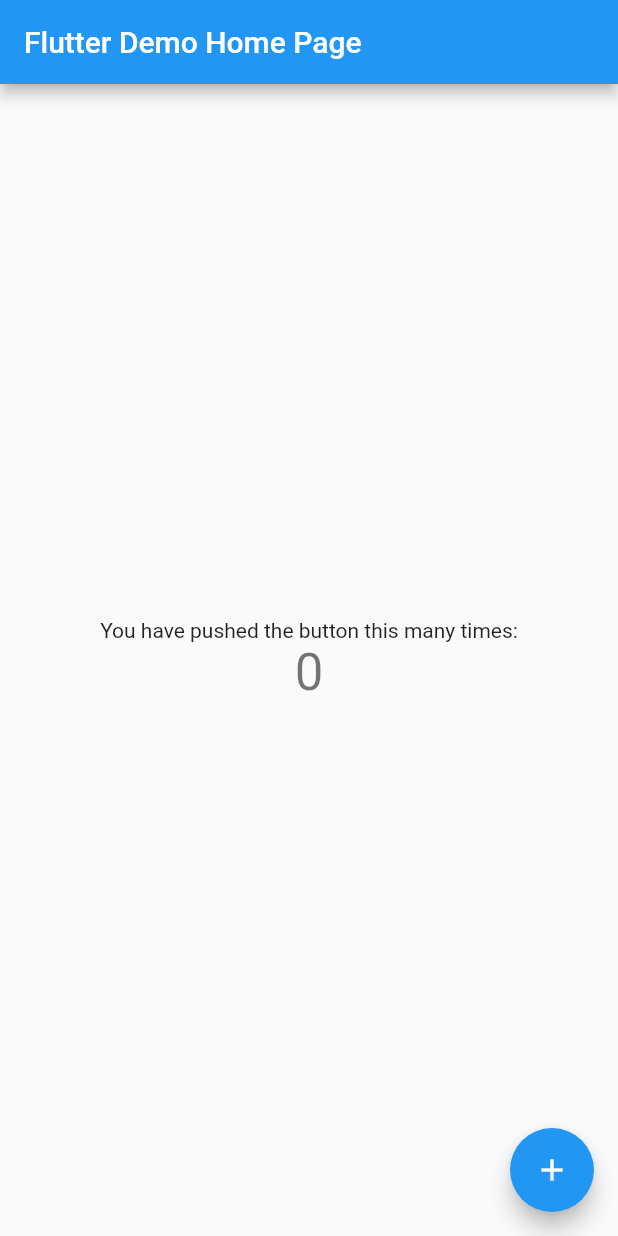
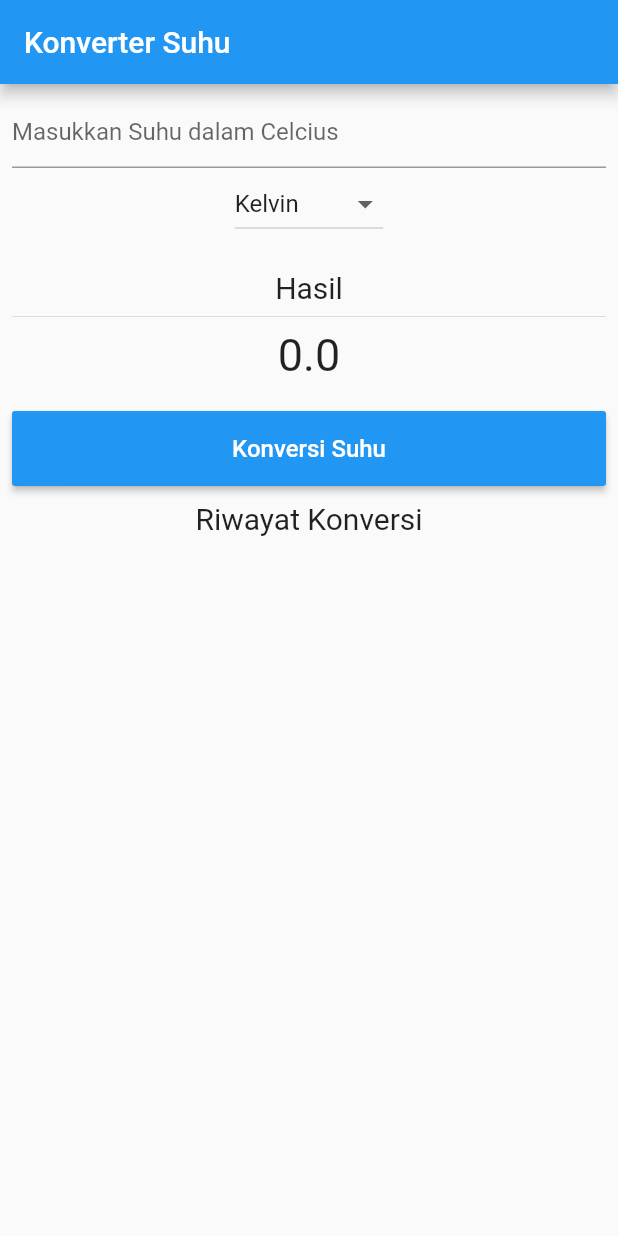
Before and after one commit to salsasabielar/konversi_suhu2, a Flutter app: the screen it shows after launch, on a phone screen of 412 x 824 dp. Run offline on Flutter 3.47's test engine with Material 2 defaults, Android fonts, the phone set to English and light mode, and no system bars.

Commit message:
praktikum jobsheet 4

```diff
--- a/lib/Convert.dart
+++ b/lib/Convert.dart
@@ -0,0 +1,25 @@
+import 'package:flutter/material.dart';
+import 'package:flutter/services.dart';
+
+class Convert extends StatelessWidget {
+  final Function konvertHandler;
+
+  Convert({Key key, @required this.konvertHandler});
+
+  @override
+  Widget build(BuildContext context) {
+    return Container(
+      width: double.infinity,
+      height: 50,
+      child: RaisedButton(
+        onPressed: konvertHandler,
+        color: Colors.blue,
+        textColor: Colors.white,
+        child: Text("Konversi Suhu",
+            style: TextStyle(
+              fontSize: 16,
+            )),
+      ),
+    );
+  }
+}
--- /dev/null
+++ b/lib/DropdownKonversi.dart
@@ -0,0 +1,31 @@
+import 'package:flutter/material.dart';
+import 'package:flutter/services.dart';
+
+class dropdownKonversi extends StatelessWidget {
+  const dropdownKonversi({
+    Key key,
+    @required this.listItem,
+    @required String newValue,
+    @required this.dropdownOnChanged,
+  })  : _newValue = newValue,
+        super(key: key);
+
+  final List<String> listItem;
+  final String _newValue;
+  final Function dropdownOnChanged;
+
+  @override
+  Widget build(BuildContext context) {
+    return DropdownButton<String>(
+      items: listItem.map((String value) {
+        //iterasi item list
+        return DropdownMenuItem<String>(
+          value: value,
+          child: Text(value),
+        );
+      }).toList(),
+      value: _newValue,
+      onChanged: dropdownOnChanged,
+    );
+  }
+}
--- /dev/null
+++ b/lib/Input.dart
@@ -0,0 +1,25 @@
+import 'package:flutter/material.dart';
+import 'package:flutter/services.dart';
+
+class Input extends StatelessWidget {
+  const Input({
+    Key key,
+    @required this.inputUserController,
+  }) : super(key: key);
+
+  final TextEditingController inputUserController;
+
+  @override
+  Widget build(BuildContext context) {
+    return TextFormField(
+        controller: inputUserController,
+        decoration: InputDecoration(hintText: "Masukkan Suhu dalam Celcius"),
+        keyboardType: TextInputType.numberWithOptions(),
+        validator: (String value) {
+          if (value.isEmpty) {
+            return 'Enter some text';
+          }
+          return null;
+        });
+  }
+}
--- /dev/null
+++ b/lib/Result.dart
@@ -0,0 +1,30 @@
+import 'package:flutter/material.dart';
+import 'package:flutter/services.dart';
+
+class Result extends StatelessWidget {
+  const Result({
+    Key key,
+    @required this.result,
+  }) : super(key: key);
+  final double result;
+  @override
+  Widget build(BuildContext context) {
+    return Container(
+      margin: EdgeInsets.only(top: 20, bottom: 20),
+      child: Column(
+        mainAxisAlignment: MainAxisAlignment.center,
+        children: [
+          Text(
+            "Hasil",
+            style: TextStyle(fontSize: 20),
+          ),
+          Divider(),
+          Text(
+            result.toStringAsFixed(1),
+            style: TextStyle(fontSize: 30),
+          )
+        ],
+      ),
+    );
+  }
+}
--- /dev/null
+++ b/lib/Riwayat.dart
@@ -0,0 +1,24 @@
+import 'package:flutter/material.dart';
+import 'package:flutter/services.dart';
+
+class Riwayat extends StatelessWidget {
+  const Riwayat({
+    Key key,
+    @required this.listViewItem,
+  }) : super(key: key);
+
+  final List<String> listViewItem;
+
+  @override
+  Widget build(BuildContext context) {
+    return ListView(
+        children: listViewItem.map((String value) {
+      return Container(
+          margin: EdgeInsets.all(10),
+          child: Text(
+            value,
+            style: TextStyle(fontSize: 15),
+          ));
+    }).toList());
+  }
+}
--- a/lib/main.dart
+++ b/lib/main.dart
@@ -1,117 +1,91 @@
 import 'package:flutter/material.dart';
+import 'package:flutter/services.dart';
+import 'Input.dart';
+import 'Result.dart';
+import 'Convert.dart';
+import 'Riwayat.dart';
+import 'DropdownKonversi.dart';
 
 void main() {
   runApp(MyApp());
 }
 
-class MyApp extends StatelessWidget {
+class MyApp extends StatefulWidget {
 // This widget is the root of your application.
+  @override
+  _MyAppState createState() => _MyAppState();
+}
+
+class _MyAppState extends State<MyApp> {
+  double _inputUser = 0;
+  double _kelvin = 0; //inisialisasi
+  double _reamur = 0;
+  double _fahrenheit = 0;
+  final inputController =
+      TextEditingController(); //memanggil nilai variabel/widget
+  String _newValue = "Kelvin";
+  double _result = 0;
+  List<String> listViewItem = List<String>(); //instansiasi
+  var listItem = ["Kelvin", "Reamur", "Fahrenheit"];
+
+  void perhitunganSuhu() {
+    setState(() {
+      _inputUser = double.parse(inputController.text);
+      if (_newValue == "Kelvin")
+        _result = _inputUser + 273;
+      else if (_newValue == "Reamur")
+        _result = (4 / 5) * _inputUser;
+      else
+        _result = ((9 / 5) * _inputUser) + 32;
+    });
+    listViewItem.add("$_newValue : $_result");
+  }
+
+  void dropdownOnChanged(String changeValue) {
+    setState(() {
+      _newValue = changeValue;
+      perhitunganSuhu();
+    });
+  }
+
   @override
   Widget build(BuildContext context) {
     return MaterialApp(
       title: 'Flutter Demo',
       theme: ThemeData(
-        // This is the theme of your application.
-        //
-        // Try running your application with "flutter run". You'll see the
-        // application has a blue toolbar. Then, without quitting the app, try
-        // changing the primarySwatch below to Colors.green and then invoke
-        // "hot reload" (press "r" in the console where you ran "flutter run",
-        // or simply save your changes to "hot reload" in a Flutter IDE).
-        // Notice that the counter didn't reset back to zero; the application
-        // is not restarted.
         primarySwatch: Colors.blue,
-        // This makes the visual density adapt to the platform that you run
-        // the app on. For desktop platforms, the controls will be smaller and
-        // closer together (more dense) than on mobile platforms.
         visualDensity: VisualDensity.adaptivePlatformDensity,
       ),
-      home: MyHomePage(title: 'Flutter Demo Home Page'),
-    );
-  }
-}
-
-class MyHomePage extends StatefulWidget {
-  MyHomePage({Key key, this.title}) : super(key: key);
-
-  // This widget is the home page of your application. It is stateful, meaning
-  // that it has a State object (defined below) that contains fields that affect
-  // how it looks.
-
-  // This class is the configuration for the state. It holds the values (in this
-  // case the title) provided by the parent (in this case the App widget) and
-  // used by the build method of the State. Fields in a Widget subclass are
-  // always marked "final".
-
-  final String title;
-
-  @override
-  _MyHomePageState createState() => _MyHomePageState();
-}
-
-class _MyHomePageState extends State<MyHomePage> {
-  int _counter = 0;
-
-  void _incrementCounter() {
-    setState(() {
-      // This call to setState tells the Flutter framework that something has
-      // changed in this State, which causes it to rerun the build method below
-      // so that the display can reflect the updated values. If we changed
-      // _counter without calling setState(), then the build method would not be
-      // called again, and so nothing would appear to happen.
-      _counter++;
-    });
-  }
-
-  @override
-  Widget build(BuildContext context) {
-    // This method is rerun every time setState is called, for instance as done
-    // by the _incrementCounter method above.
-    //
-    // The Flutter framework has been optimized to make rerunning build methods
-    // fast, so that you can just rebuild anything that needs updating rather
-    // than having to individually change instances of widgets.
-    return Scaffold(
+      home: Scaffold(
         appBar: AppBar(
-        // Here we take the value from the MyHomePage object that was created by
-        // the App.build method, and use it to set our appbar title.
-        title: Text(widget.title),
+          title: Text("Konverter Suhu"),
         ),
-      body: Center(
-        // Center is a layout widget. It takes a single child and positions it
-        // in the middle of the parent.
+        body: Container(
+          margin: EdgeInsets.all(8),
           child: Column(
-          // Column is also a layout widget. It takes a list of children and
-          // arranges them vertically. By default, it sizes itself to fit its
-          // children horizontally, and tries to be as tall as its parent.
-          //
-          // Invoke "debug painting" (press "p" in the console, choose the
-          // "Toggle Debug Paint" action from the Flutter Inspector in Android
-          // Studio, or the "Toggle Debug Paint" command in Visual Studio Code)
-          // to see the wireframe for each widget.
-          //
-          // Column has various properties to control how it sizes itself and
-          // how it positions its children. Here we use mainAxisAlignment to
-          // center the children vertically; the main axis here is the vertical
-          // axis because Columns are vertical (the cross axis would be
-          // horizontal).
-          mainAxisAlignment: MainAxisAlignment.center,
-          children: <Widget>[
-            Text(
-              'You have pushed the button this many times:',
+            mainAxisAlignment: MainAxisAlignment.spaceBetween,
+            children: [
+              Input(inputUserController: inputController),
+              dropdownKonversi(
+                  listItem: listItem,
+                  newValue: _newValue,
+                  dropdownOnChanged: dropdownOnChanged),
+              Result(result: _result),
+              Convert(konvertHandler: perhitunganSuhu),
+              Container(
+                margin: EdgeInsets.only(top: 10, bottom: 10),
+                child: Text(
+                  "Riwayat Konversi",
+                  style: TextStyle(fontSize: 20),
                 ),
-            Text(
-              '$_counter',
-              style: Theme.of(context).textTheme.headline4,
+              ),
+              Expanded(
+                child: Riwayat(listViewItem: listViewItem),
               ),
             ],
           ),
         ),
-      floatingActionButton: FloatingActionButton(
-        onPressed: _incrementCounter,
-        tooltip: 'Increment',
-        child: Icon(Icons.add),
-      ), // This trailing comma makes auto-formatting nicer for build methods.
+      ),
     );
   }
 }
```
Also changed, not shown: image/gambar3.jpeg (added), 1 other file. Lines whose indentation alone changed are shown as unchanged.
